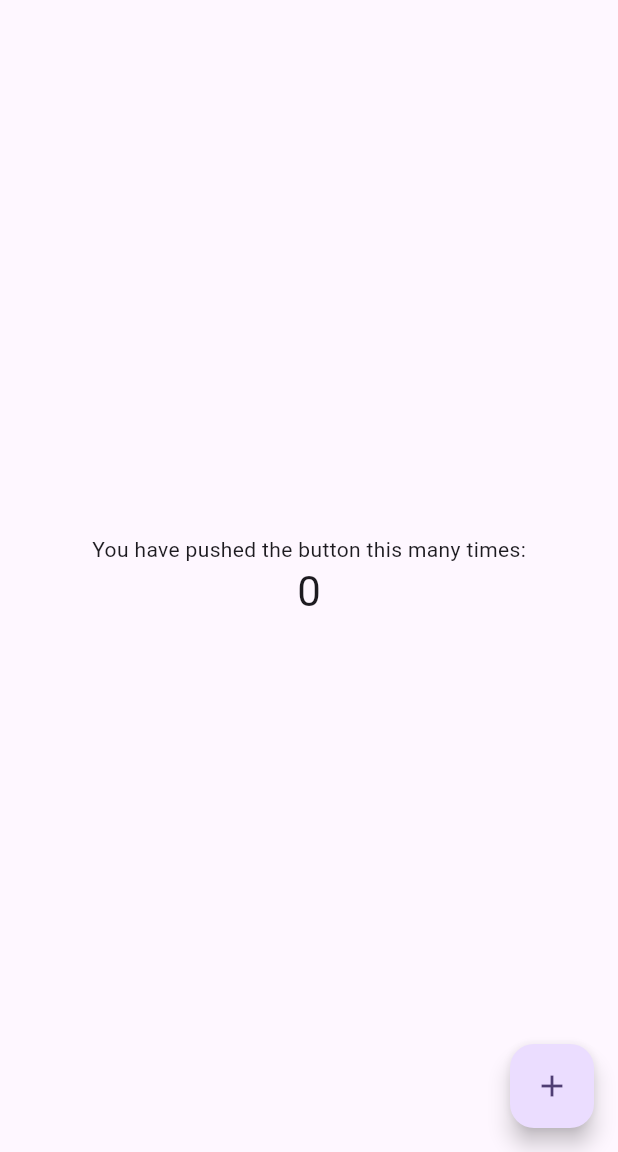
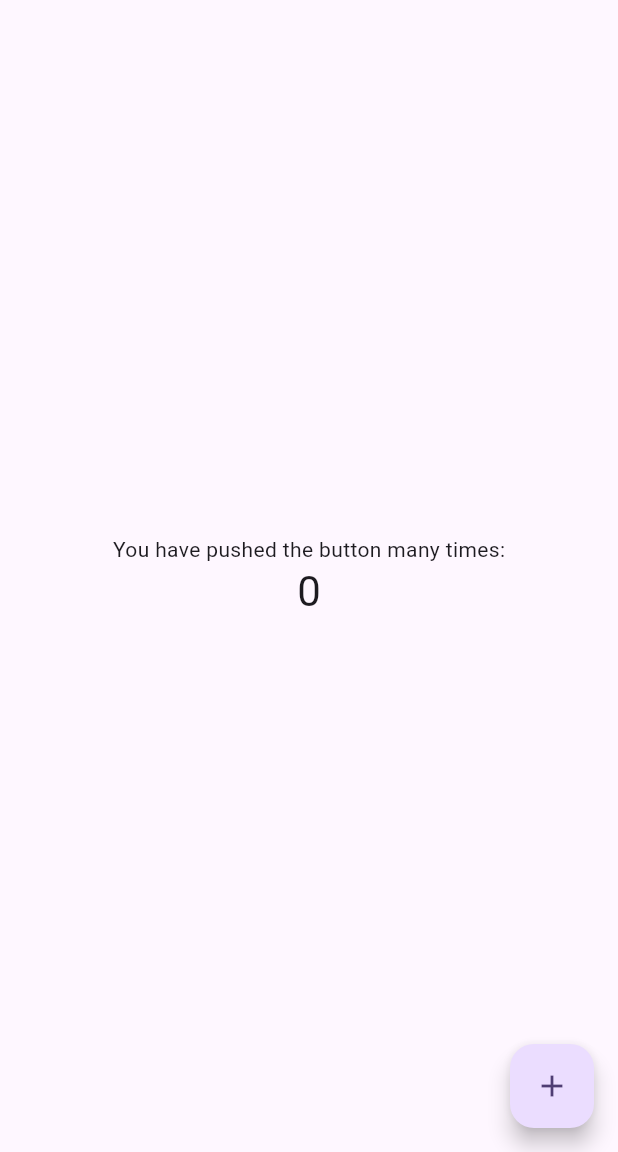
Before and after one commit to pranavwright/ResQ, a Flutter app: the screen it shows after launch, on a phone screen of 412 x 824 dp, the part 84-1236 px from its top. Run offline on Flutter 3.47's test engine with Material 3 defaults, Android fonts, the phone set to English and light mode, and no system bars.

Commit message:
anagha init

```diff
--- a/lib/main.dart
+++ b/lib/main.dart
@@ -105,7 +105,7 @@ class _MyHomePageState extends State<MyHomePage> {
           // wireframe for each widget.
           mainAxisAlignment: MainAxisAlignment.center,
           children: <Widget>[
-            const Text('You have pushed the button this many times:'),
+            const Text('You have pushed the button many times:'),
             Text(
               '$_counter',
               style: Theme.of(context).textTheme.headlineMedium,
```
